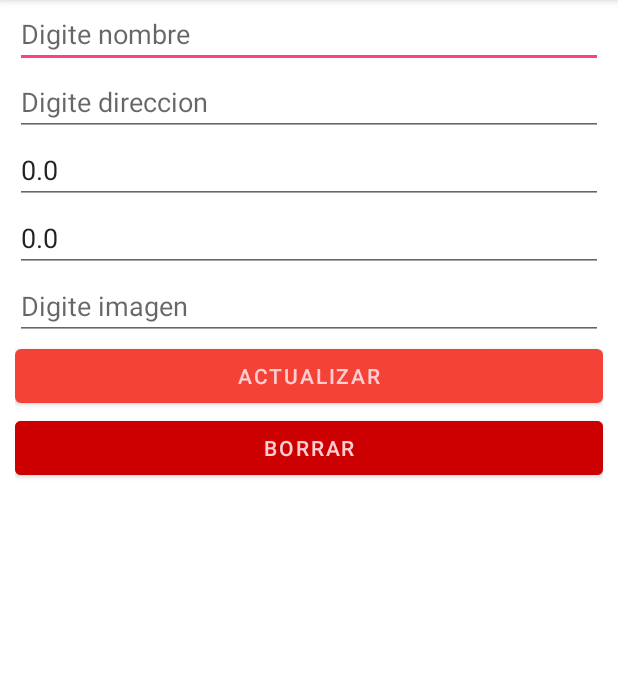
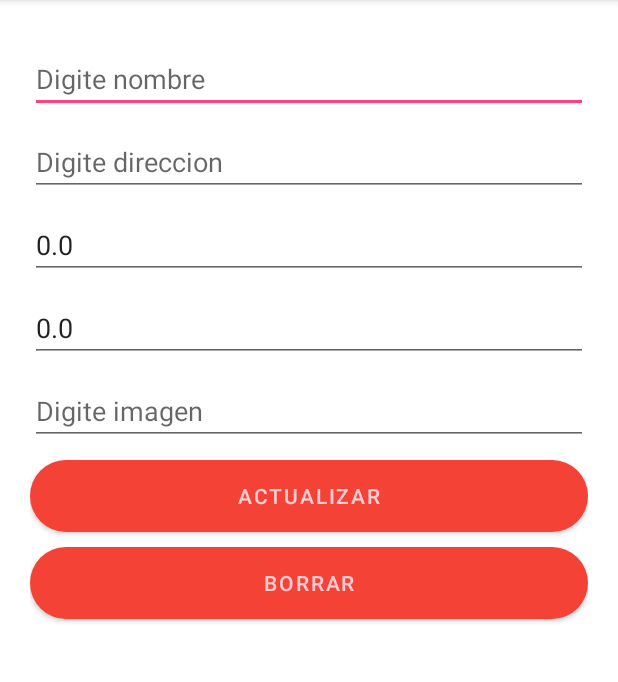
Before and after one commit to romabego1981/AdornosTienda2, an Android app: the SucursalActivity screen opened directly, with no data from a screen before it, on a phone screen of 412 x 824 dp, the part 84-766 px from its top. Run offline under Robolectric (Android 15) with nearby library versions, the light colour scheme and no system bars; our stand-ins replace Volley; network calls fail; 7 statements that could not run were skipped.

Commit message:
Se genera avance 2 para el Reto5.

```diff
--- a/app/src/main/java/usa/sesion1/adornostienda/SucursalesActivity.java
+++ b/app/src/main/java/usa/sesion1/adornostienda/SucursalesActivity.java
@@ -125,7 +125,7 @@ public class SucursalesActivity extends AppCompatActivity {
             GeoPoint sucursalSeleccionada = new GeoPoint(sucursal.getLatitud(), sucursal.getLongitud());
             Configuration.getInstance().load(getApplicationContext(), PreferenceManager.getDefaultSharedPreferences(getApplicationContext()));
 
-            myOpenMap = (MapView) findViewById(R.id.mapa);
+            myOpenMap = (MapView) findViewById(R.id.map);
             myOpenMap.setBuiltInZoomControls(true);
             myMapController = (MapController) myOpenMap.getController();
             myMapController.setCenter(sucursalSeleccionada);
--- a/app/src/main/res/layout/activity_sucursal.xml
+++ b/app/src/main/res/layout/activity_sucursal.xml
@@ -5,50 +5,60 @@
     android:layout_width="match_parent"
     android:layout_height="match_parent"
     android:orientation="vertical"
-    android:layout_marginStart="10dp"
-    android:layout_marginEnd="10dp"
+    android:layout_marginStart="20dp"
+    android:layout_marginEnd="20dp"
+    android:layout_marginTop="20dp"
     tools:context=".vista.SucursalActivity">
 
     <EditText
         android:id="@+id/edtNombre"
         android:layout_width="match_parent"
         android:layout_height="wrap_content"
+        android:layout_marginTop="10dp"
         android:hint="Digite nombre" />
 
     <EditText
         android:id="@+id/edtDireccion"
         android:layout_width="match_parent"
         android:layout_height="wrap_content"
+        android:layout_marginTop="10dp"
         android:hint="Digite direccion" />
 
     <EditText
         android:id="@+id/edtLatitud"
         android:layout_width="match_parent"
         android:layout_height="wrap_content"
+        android:layout_marginTop="10dp"
         android:hint="Digite latotud" />
 
     <EditText
         android:id="@+id/edtLongitud"
         android:layout_width="match_parent"
         android:layout_height="wrap_content"
+        android:layout_marginTop="10dp"
         android:hint="Digite longitud" />
 
     <EditText
         android:id="@+id/edtImagen"
         android:layout_width="match_parent"
         android:layout_height="wrap_content"
+        android:layout_marginTop="10dp"
         android:hint="Digite imagen" />
 
     <Button
         android:id="@+id/btnAccion"
         android:layout_width="match_parent"
         android:layout_height="wrap_content"
+        android:layout_marginTop="10dp"
+        android:background="@drawable/boton_redondo"
         android:text="ACCION" />
 
     <Button
         android:id="@+id/btnEliminar"
         android:layout_width="match_parent"
         android:layout_height="wrap_content"
+        android:layout_marginTop="10dp"
+        android:background="@drawable/boton_redondo"
         android:backgroundTint="@android:color/holo_red_dark"
         android:text="BORRAR" />
 
```
Also changed, not shown: app/src/main/java/usa/sesion1/adornostienda/SucursalesActivityMain.java (+7 -1 lines), app/src/main/res/layout/activity_sucursales.xml (+12 -11 lines), app/src/main/res/layout/activity_sucursales_main.xml (+8 -1 lines).
